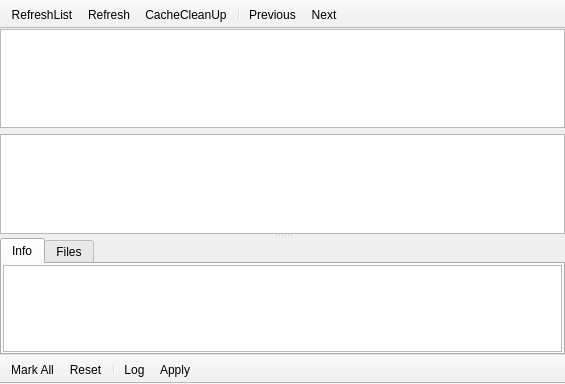
Old version of the form QPacman/mainwindow.ui in the repository AlexLevkovich/QPacman.
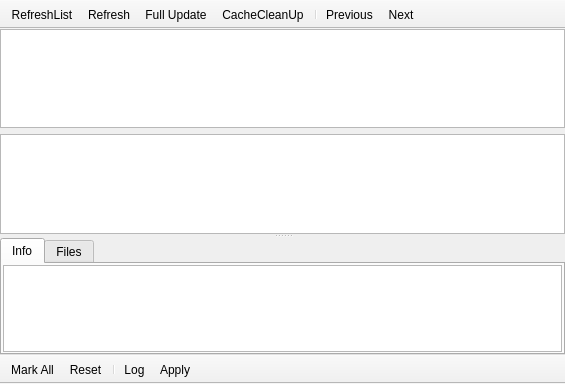
New version of the form. Icons and pictures are not drawn. Custom widgets are drawn as their Qt base class.

Commit message: creating libqpacman using libqpacman in QPacman and QPacmanTray fixed many errors some new icons new small apps: pacmanrmcache, pacmanSy, qpacmankill

The edit to the form file:
```diff
--- a/QPacman/mainwindow.ui
+++ b/QPacman/mainwindow.ui
@@ -156,6 +156,12 @@
    <property name="allowedAreas">
     <set>Qt::TopToolBarArea</set>
    </property>
+   <property name="iconSize">
+    <size>
+     <width>26</width>
+     <height>26</height>
+    </size>
+   </property>
    <property name="toolButtonStyle">
     <enum>Qt::ToolButtonIconOnly</enum>
    </property>
@@ -167,6 +173,7 @@
    </attribute>
    <addaction name="actionRefreshList"/>
    <addaction name="actionRefresh"/>
+   <addaction name="actionFullUpdate"/>
    <addaction name="actionCacheCleanUp"/>
    <addaction name="separator"/>
    <addaction name="actionPrevious"/>
@@ -310,6 +317,21 @@
     <string>Right</string>
    </property>
   </action>
+  <action name="actionFullUpdate">
+   <property name="icon">
+    <iconset resource="qpacman.qrc">
+     <normaloff>:/pics/fullupdate.png</normaloff>:/pics/fullupdate.png</iconset>
+   </property>
+   <property name="text">
+    <string>Full Update</string>
+   </property>
+   <property name="toolTip">
+    <string>Full update of the system</string>
+   </property>
+   <property name="shortcut">
+    <string>Alt+U</string>
+   </property>
+  </action>
  </widget>
  <layoutdefault spacing="6" margin="11"/>
  <customwidgets>
```
The commit also changes 252 other files.
